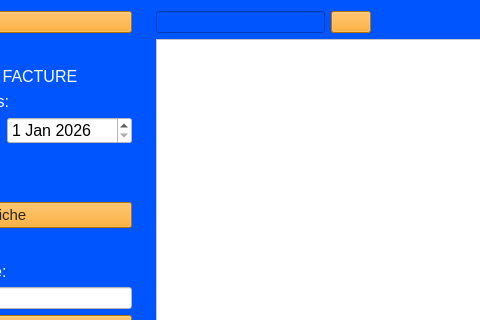
Above: facturis/ui/browse_factures.ui from nerevarinee/Facturios-V2 before the change; both pictures show x 154 to 634 and y 0 to 320 of the 750 by 500 pixel window. Below: the same form after it.
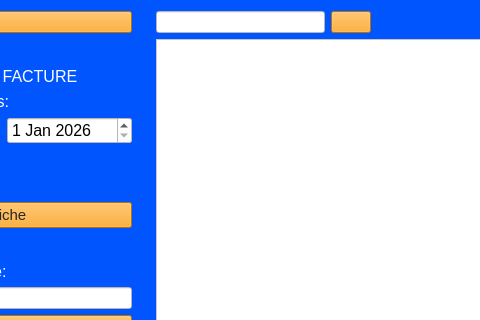
That is the form after the change. Icons and pictures are not drawn.

What changed in the file:
```diff
--- a/facturis/ui/browse_factures.ui
+++ b/facturis/ui/browse_factures.ui
@@ -297,6 +297,9 @@
       <layout class="QHBoxLayout" name="horizontalLayout">
        <item>
         <widget class="QLineEdit" name="search_bar">
+         <property name="styleSheet">
+          <string notr="true">background-color:white</string>
+         </property>
          <property name="inputMask">
           <string/>
          </property>
```
